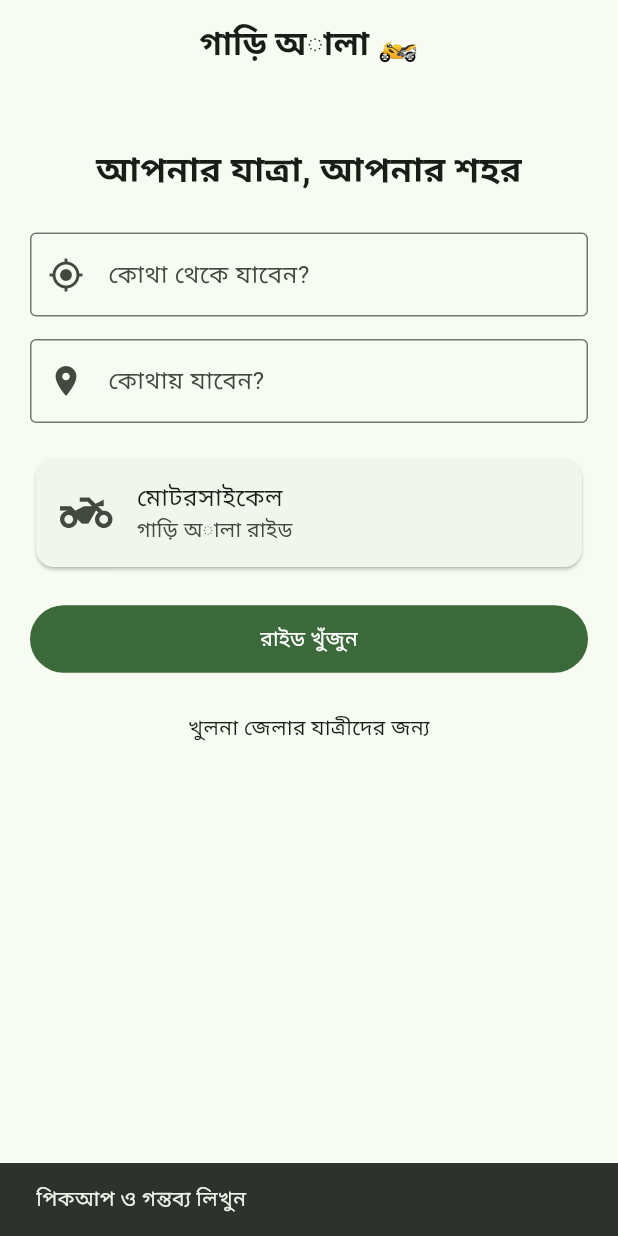
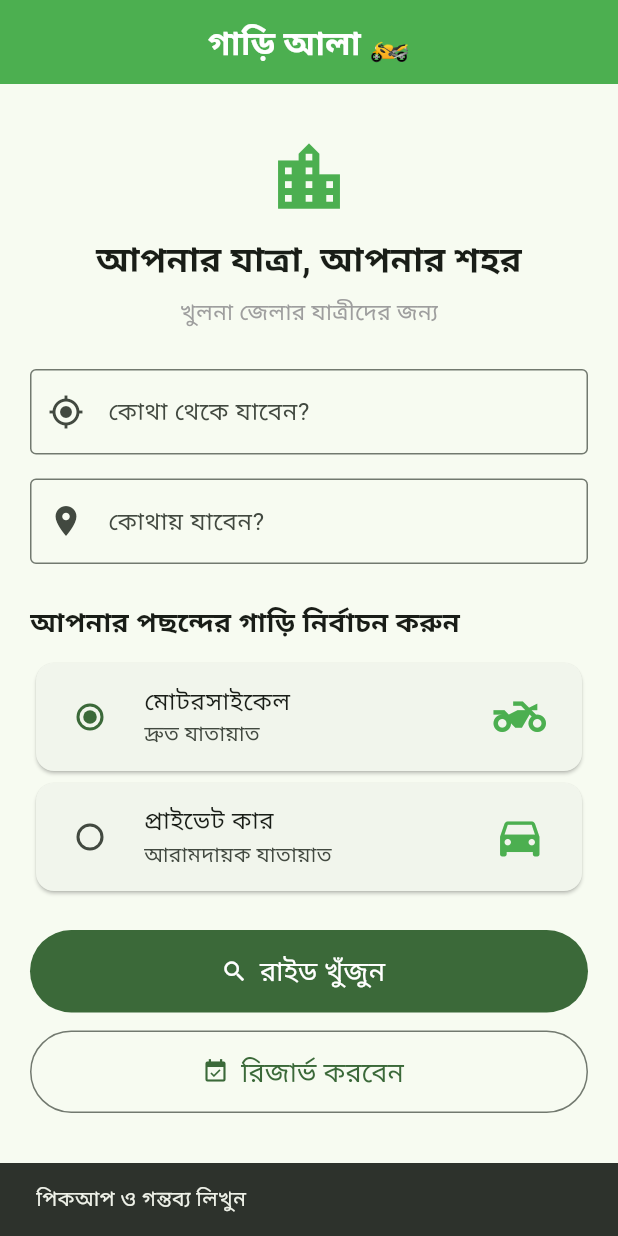
Before and after one commit to golderpiyas-cpu/gari-ala, a Flutter app: the screen it shows after launch, after a tap on "রাইড খুঁজুন", on a phone screen of 412 x 824 dp. Run offline on Flutter 3.47's test engine with Material 3 defaults, Android fonts, the phone set to English and light mode, and no system bars.

Commit message:
Fix title and controller variable names in main.dart

```diff
--- a/lib/main.dart
+++ b/lib/main.dart
@@ -12,7 +12,7 @@ class GariAlaApp extends StatelessWidget {
   Widget build(BuildContext context) {
     return MaterialApp(
       debugShowCheckedModeBanner: false,
-      title: 'গাড়ি অালা',
+      title: 'গাড়ি আলা',
       theme: ThemeData(
         colorScheme: ColorScheme.fromSeed(
           seedColor: Colors.green,
@@ -32,30 +32,79 @@ class HomeScreen extends StatefulWidget {
 }
 
 class _HomeScreenState extends State<HomeScreen> {
-  final pickup = TextEditingController();
-  final destination = TextEditingController();
+  final pickupController = TextEditingController();
+  final destinationController = TextEditingController();
+
+  String selectedVehicle = 'মোটরসাইকেল';
 
   @override
   void dispose() {
-    pickup.dispose();
-    destination.dispose();
+    pickupController.dispose();
+    destinationController.dispose();
     super.dispose();
+  }
+
+  void requestRide({bool reserve = false}) {
+    if (pickupController.text.trim().isEmpty ||
+        destinationController.text.trim().isEmpty) {
+      ScaffoldMessenger.of(context).showSnackBar(
+        const SnackBar(
+          content: Text('পিকআপ ও গন্তব্য লিখুন'),
+        ),
+      );
+      return;
+    }
+
+    showDialog(
+      context: context,
+      builder: (context) => AlertDialog(
+        title: Text(
+          reserve ? 'রিজার্ভ অনুরোধ' : 'রাইড অনুরোধ',
+        ),
+        content: Text(
+          'গাড়ি: $selectedVehicle\n'
+          'পিকআপ: ${pickupController.text}\n'
+          'গন্তব্য: ${destinationController.text}\n\n'
+          'এটি এখনো ডেমো সংস্করণ। '
+          'আসল চালক খোঁজা ও বুকিং চালু হয়নি।',
+        ),
+        actions: [
+          TextButton(
+            onPressed: () => Navigator.pop(context),
+            child: const Text('ঠিক আছে'),
+          ),
+        ],
+      ),
+    );
   }
 
   @override
   Widget build(BuildContext context) {
     return Scaffold(
       appBar: AppBar(
+        backgroundColor: Colors.green,
+        foregroundColor: Colors.white,
         title: const Text(
-          'গাড়ি অালা 🏍️',
-          style: TextStyle(fontWeight: FontWeight.bold),
+          'গাড়ি আলা 🏍️',
+          style: TextStyle(
+            fontWeight: FontWeight.bold,
+          ),
         ),
         centerTitle: true,
       ),
       body: ListView(
         padding: const EdgeInsets.all(20),
         children: [
-          const SizedBox(height: 20),
+          const SizedBox(height: 15),
+
+          const Icon(
+            Icons.location_city,
+            size: 55,
+            color: Colors.green,
+          ),
+
+          const SizedBox(height: 10),
+
           const Text(
             'আপনার যাত্রা, আপনার শহর',
             textAlign: TextAlign.center,
@@ -64,70 +113,140 @@ class _HomeScreenState extends State<HomeScreen> {
               fontWeight: FontWeight.bold,
             ),
           ),
-          const SizedBox(height: 25),
+
+          const SizedBox(height: 6),
+
+          const Text(
+            'খুলনা জেলার যাত্রীদের জন্য',
+            textAlign: TextAlign.center,
+            style: TextStyle(
+              color: Colors.grey,
+              fontSize: 15,
+            ),
+          ),
+
+          const SizedBox(height: 28),
+
           TextField(
-            controller: pickup,
+            controller: pickupController,
             decoration: const InputDecoration(
               labelText: 'কোথা থেকে যাবেন?',
+              hintText: 'আপনার পিকআপ স্থান লিখুন',
               prefixIcon: Icon(Icons.my_location),
               border: OutlineInputBorder(),
             ),
           ),
-          const SizedBox(height: 15),
+
+          const SizedBox(height: 16),
+
           TextField(
-            controller: destination,
+            controller: destinationController,
             decoration: const InputDecoration(
               labelText: 'কোথায় যাবেন?',
+              hintText: 'আপনার গন্তব্য লিখুন',
               prefixIcon: Icon(Icons.location_on),
               border: OutlineInputBorder(),
             ),
           ),
-          const SizedBox(height: 20),
-          const Card(
-            child: ListTile(
-              leading: Icon(Icons.two_wheeler, size: 35),
-              title: Text('মোটরসাইকেল'),
-              subtitle: Text('গাড়ি অালা রাইড'),
+
+          const SizedBox(height: 25),
+
+          const Text(
+            'আপনার পছন্দের গাড়ি নির্বাচন করুন',
+            style: TextStyle(
+              fontSize: 18,
+              fontWeight: FontWeight.bold,
             ),
           ),
-          const SizedBox(height: 20),
-          FilledButton(
-            onPressed: () {
-              if (pickup.text.trim().isEmpty ||
-                  destination.text.trim().isEmpty) {
-                ScaffoldMessenger.of(context).showSnackBar(
-                  const SnackBar(
-                    content: Text('পিকআপ ও গন্তব্য লিখুন'),
-                  ),
-                );
-              } else {
-                showDialog(
-                  context: context,
-                  builder: (context) => AlertDialog(
-                    title: const Text('গাড়ি অালা'),
-                    content: const Text(
-                      'এটি প্রাথমিক ডেমো। এখনো আসল চালক বা রাইড বুকিং যুক্ত হয়নি।',
-                    ),
-                    actions: [
-                      TextButton(
-                        onPressed: () => Navigator.pop(context),
-                        child: const Text('ঠিক আছে'),
-                      ),
-                    ],
-                  ),
-                );
-              }
-            },
-            child: const Padding(
-              padding: EdgeInsets.all(12),
-              child: Text('রাইড খুঁজুন'),
+
+          const SizedBox(height: 10),
+
+          Card(
+            child: RadioListTile<String>(
+              value: 'মোটরসাইকেল',
+              groupValue: selectedVehicle,
+              onChanged: (value) {
+                setState(() {
+                  selectedVehicle = value!;
+                });
+              },
+              secondary: const Icon(
+                Icons.two_wheeler,
+                size: 35,
+                color: Colors.green,
+              ),
+              title: const Text('মোটরসাইকেল'),
+              subtitle: const Text('দ্রুত যাতায়াত'),
             ),
           ),
-          const SizedBox(height: 25),
+
+          Card(
+            child: RadioListTile<String>(
+              value: 'প্রাইভেট কার',
+              groupValue: selectedVehicle,
+              onChanged: (value) {
+                setState(() {
+                  selectedVehicle = value!;
+                });
+              },
+              secondary: const Icon(
+                Icons.directions_car,
+                size: 35,
+                color: Colors.green,
+              ),
+              title: const Text('প্রাইভেট কার'),
+              subtitle: const Text('আরামদায়ক যাতায়াত'),
+            ),
+          ),
+
+          const SizedBox(height: 22),
+
+          SizedBox(
+            height: 55,
+            child: FilledButton.icon(
+              onPressed: () => requestRide(),
+              icon: const Icon(Icons.search),
+              label: const Text(
+                'রাইড খুঁজুন',
+                style: TextStyle(fontSize: 18),
+              ),
+            ),
+          ),
+
+          const SizedBox(height: 12),
+
+          SizedBox(
+            height: 55,
+            child: OutlinedButton.icon(
+              onPressed: () => requestRide(reserve: true),
+              icon: const Icon(Icons.event_available),
+              label: const Text(
+                'রিজার্ভ করবেন',
+                style: TextStyle(fontSize: 18),
+              ),
+            ),
+          ),
+
+          const SizedBox(height: 28),
+
+          const Divider(),
+
           const Text(
-            'খুলনা জেলার যাত্রীদের জন্য',
+            'গাড়ি আলা',
+            textAlign: TextAlign.center,
+            style: TextStyle(
+              fontSize: 20,
+              fontWeight: FontWeight.bold,
+              color: Colors.green,
+            ),
+          ),
+
+          const Text(
+            'আপনার যাত্রা, আপনার শহর',
             textAlign: TextAlign.center,
           ),
+
+          const SizedBox(height: 15),
         ],
       ),
     );
```
